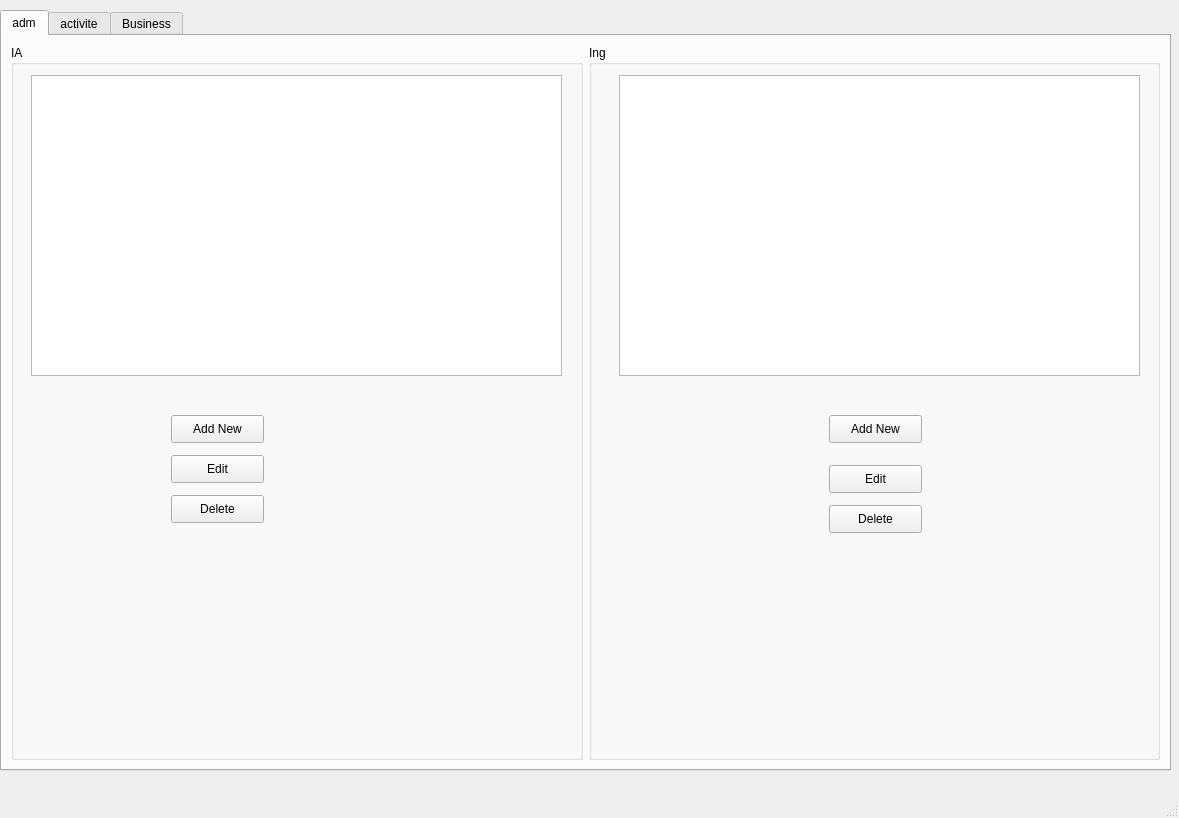
Old version of the form sources/views/mainWindow.ui in the repository thrichert/softy.
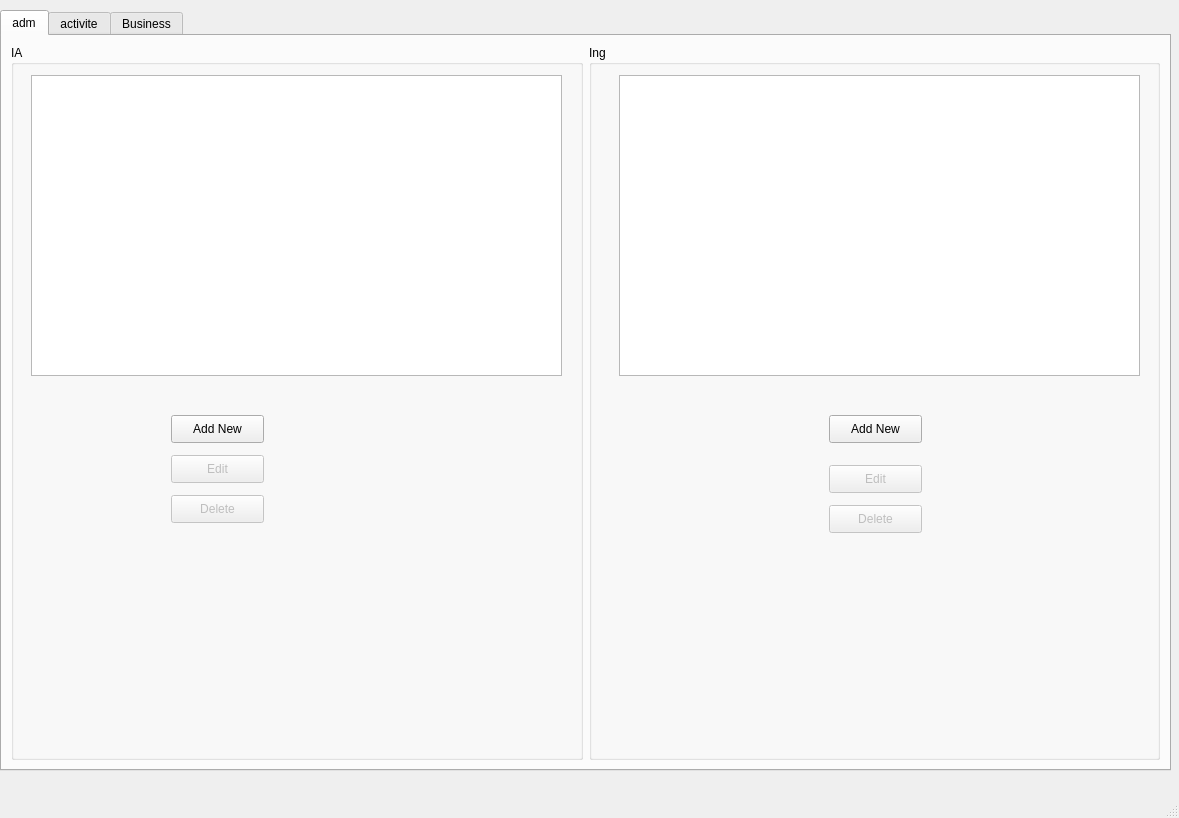
New version of the form. The open tabs and pages were chosen to show the change.

The edit to the form file:
```diff
--- a/sources/views/mainWindow.ui
+++ b/sources/views/mainWindow.ui
@@ -72,6 +72,9 @@
          </property>
         </widget>
         <widget class="QPushButton" name="pushButton_2">
+         <property name="enabled">
+          <bool>false</bool>
+         </property>
          <property name="geometry">
           <rect>
            <x>160</x>
@@ -85,6 +88,9 @@
          </property>
         </widget>
         <widget class="QPushButton" name="pushButton_5">
+         <property name="enabled">
+          <bool>false</bool>
+         </property>
          <property name="geometry">
           <rect>
            <x>160</x>
@@ -127,7 +133,10 @@
           <string>Add New</string>
          </property>
         </widget>
-        <widget class="QPushButton" name="pushButton_4">
+        <widget class="QPushButton" name="delete_ing_pushbutton">
+         <property name="enabled">
+          <bool>false</bool>
+         </property>
          <property name="geometry">
           <rect>
            <x>240</x>
@@ -141,6 +150,9 @@
          </property>
         </widget>
         <widget class="QPushButton" name="pushButton_6">
+         <property name="enabled">
+          <bool>false</bool>
+         </property>
          <property name="geometry">
           <rect>
            <x>240</x>
```
Left out of the diff: 2 changed lines with no effect on the pictures.
